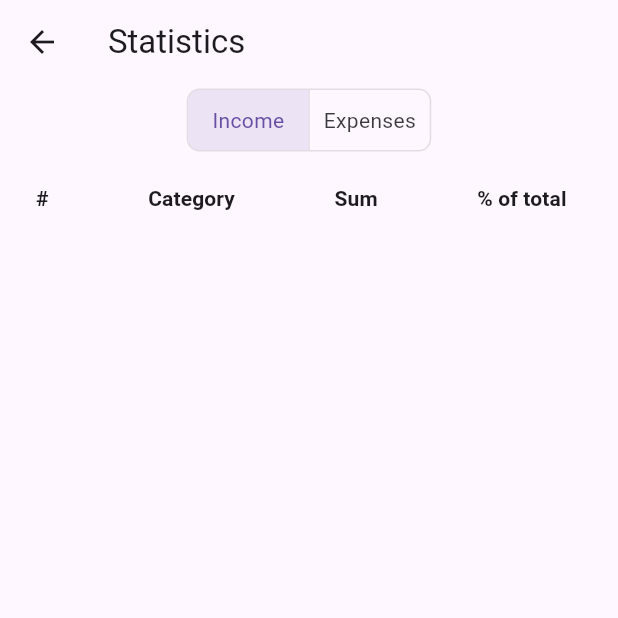
After one commit to sneaktricks/personal_finance_tracker, a Flutter app: the screen it shows after launch, item 4 of the bottom bar chosen, after a tap on "Expenses", on a phone screen of 412 x 824 dp, the top half of it. The commit adds this screen. Run offline on Flutter 3.47's test engine with Material 3 defaults, Android fonts, the phone set to English and light mode, and no system bars; our stand-ins replace flutter_form_builder, form_builder_validators, get, hive_ce_flutter; accounts and stored records are empty; generated files the repository leaves out were written again.

Commit message:
Implement statistics view

```diff
--- a/lib/src/app.dart
+++ b/lib/src/app.dart
@@ -7,6 +7,7 @@ import 'package:personal_finance_tracker/src/pages/add_expense_page.dart';
 import 'package:personal_finance_tracker/src/pages/add_income_page.dart';
 import 'package:personal_finance_tracker/src/pages/home_page.dart';
 import 'package:personal_finance_tracker/src/pages/page_base.dart';
+import 'package:personal_finance_tracker/src/pages/statistics_page.dart';
 import 'package:personal_finance_tracker/src/pages/transaction_page.dart';
 import 'package:personal_finance_tracker/src/pages/transactions_page.dart';
 
@@ -58,6 +59,7 @@ class MyApp extends StatelessWidget {
         GetPage(name: "/add-entry/expense", page: () => AddExpensePage()),
         GetPage(name: "/transactions", page: () => TransactionsPage()),
         GetPage(name: "/transactions/:id", page: () => TransactionPage()),
+        GetPage(name: "/statistics", page: () => StatisticsPage()),
       ],
 
       // builder: (context, child) {
--- a/lib/src/controllers/entry_controller.dart
+++ b/lib/src/controllers/entry_controller.dart
@@ -1,3 +1,4 @@
+import 'package:collection/collection.dart';
 import 'package:get/get.dart';
 import 'package:personal_finance_tracker/src/models/models.dart';
 import 'package:personal_finance_tracker/src/services/services.dart';
@@ -59,4 +60,16 @@ class EntryController {
 
     return filteredEntries.toList();
   }
+
+  Map<String, BigInt> incomeByCategory() {
+    final grouped = groupBy(incomeEntries, (e) => e.category);
+    return grouped
+        .map((k, v) => MapEntry(k, v.fold(BigInt.zero, (a, b) => a + b.value)));
+  }
+
+  Map<String, BigInt> expenseByCategory() {
+    final grouped = groupBy(expenseEntries, (e) => e.category);
+    return grouped
+        .map((k, v) => MapEntry(k, v.fold(BigInt.zero, (a, b) => a + b.value)));
+  }
 }
--- a/lib/src/controllers/navigation_controller.dart
+++ b/lib/src/controllers/navigation_controller.dart
@@ -7,7 +7,8 @@ class NavigationController extends GetxController {
     "/",
     "/add-entry",
     "/transactions",
-    "/transactions/:id"
+    "/statistics",
+    "/transactions/:id",
   ];
 
   NavigationController();
--- /dev/null
+++ b/lib/src/pages/statistics_page.dart
@@ -0,0 +1,53 @@
+import 'package:flutter/material.dart';
+import 'package:get/get.dart';
+import 'package:personal_finance_tracker/src/controllers/navigation_controller.dart';
+import 'package:personal_finance_tracker/src/widgets/expense_table.dart';
+import 'package:personal_finance_tracker/src/widgets/income_table.dart';
+import 'package:personal_finance_tracker/src/widgets/navigation_bar.dart';
+
+class StatisticsPage extends StatelessWidget {
+  StatisticsPage({super.key});
+
+  final navigationController = Get.find<NavigationController>();
+  final RxList<bool> selectedTab = [true, false].obs;
+
+  @override
+  Widget build(BuildContext context) {
+    return Scaffold(
+      body: Center(
+        child: Column(
+          crossAxisAlignment: CrossAxisAlignment.stretch,
+          children: [
+            Obx(
+              () => Center(
+                child: ToggleButtons(
+                  borderRadius: const BorderRadius.all(Radius.circular(8)),
+                  constraints: const BoxConstraints(
+                    minWidth: 80.0,
+                    minHeight: 40.0,
+                  ),
+                  onPressed: (i) => selectedTab.value = [i == 0, i != 0],
+                  isSelected: selectedTab,
+                  children: const [
+                    Text("Income"),
+                    Text("Expenses"),
+                  ],
+                ),
+              ),
+            ),
+            Obx(() => selectedTab.first ? IncomeTable() : ExpenseTable()),
+          ],
+        ),
+      ),
+      appBar: AppBar(
+        leading: IconButton(
+          icon: const Icon(Icons.arrow_back),
+          onPressed: () => Get.back(),
+          tooltip: "Back",
+        ),
+        title: const Text("Statistics"),
+      ),
+      bottomNavigationBar: NavBar(),
+    );
+  }
+}
--- a/lib/src/pages/transaction_page.dart
+++ b/lib/src/pages/transaction_page.dart
@@ -1,6 +1,7 @@
 import 'package:flutter/material.dart';
 import 'package:get/get.dart';
 import 'package:personal_finance_tracker/src/controllers/entry_controller.dart';
+import 'package:personal_finance_tracker/src/models/models.dart';
 import 'package:personal_finance_tracker/src/utils/categoryid_to_text.dart';
 import 'package:personal_finance_tracker/src/utils/formatters.dart';
 import 'package:personal_finance_tracker/src/widgets/navigation_bar.dart';
@@ -15,16 +16,21 @@ class TransactionPage extends StatelessWidget {
     final id = Get.parameters["id"];
     final entry = entryController.findById(id!)!;
 
+    final isIncome = entry is IncomeEntry;
+
     return Scaffold(
       body: ListView(
         children: [
           ListTile(
-            title: const Text("ID"),
-            subtitle: Text(entry.id),
+            title: const Text("Value"),
+            subtitle: Text(currencyFormat.format(entry.value.toDouble() / 100)),
           ),
           ListTile(
-            title: const Text("Value"),
-            subtitle: Text(currencyFormat.format(entry.value.toDouble() / 100)),
+            title: Text("% of Total ${isIncome ? 'Income' : 'Expenses'}"),
+            subtitle: Text(percentageFormat.format(entry.value.toDouble() /
+                (isIncome
+                    ? entryController.incomeSum.toDouble()
+                    : entryController.expenseSum.toDouble()))),
           ),
           ListTile(
             title: const Text("Date"),
--- a/lib/src/utils/formatters.dart
+++ b/lib/src/utils/formatters.dart
@@ -1,5 +1,7 @@
 import 'package:intl/intl.dart';
 
+final NumberFormat percentageFormat =
+    NumberFormat.decimalPercentPattern(decimalDigits: 2);
 final NumberFormat currencyFormat = NumberFormat.simpleCurrency();
 final NumberFormat compactCurrencyFormat = NumberFormat.compactCurrency();
 
--- /dev/null
+++ b/lib/src/widgets/expense_table.dart
@@ -0,0 +1,75 @@
+import 'package:collection/collection.dart';
+import 'package:flutter/material.dart';
+import 'package:get/get.dart';
+import 'package:personal_finance_tracker/src/controllers/entry_controller.dart';
+import 'package:personal_finance_tracker/src/utils/categoryid_to_text.dart';
+import 'package:personal_finance_tracker/src/utils/formatters.dart';
+
+class ExpenseTable extends StatelessWidget {
+  ExpenseTable({super.key});
+
+  final entryController = Get.find<EntryController>();
+
+  @override
+  Widget build(BuildContext context) {
+    final expenseSum = entryController.expenseSum.toDouble();
+
+    return DataTable(
+      columns: const [
+        DataColumn(
+          label: Expanded(
+            child: Text(
+              "#",
+              style: TextStyle(fontWeight: FontWeight.bold),
+            ),
+          ),
+        ),
+        DataColumn(
+          label: Expanded(
+            child: Text(
+              "Category",
+              style: TextStyle(fontWeight: FontWeight.bold),
+            ),
+          ),
+        ),
+        DataColumn(
+          label: Expanded(
+            child: Text(
+              "Sum",
+              style: TextStyle(fontWeight: FontWeight.bold),
+            ),
+          ),
+        ),
+        DataColumn(
+          label: Expanded(
+            child: Text(
+              "% of total",
+              style: TextStyle(fontWeight: FontWeight.bold),
+            ),
+          ),
+        ),
+      ],
+      rows: entryController
+          .expenseByCategory()
+          .entries
+          .sortedBy((e) => -e.value)
+          .mapIndexed((index, element) {
+        return DataRow(cells: [
+          DataCell(Text((index + 1).toString())),
+          DataCell(Text.rich(
+            TextSpan(children: [
+              WidgetSpan(
+                alignment: PlaceholderAlignment.middle,
+                child: Icon(categoryIdToIcon[element.key]),
+              ),
+              TextSpan(text: categoryIdToName[element.key] ?? "Unknown"),
+            ]),
+          )),
+          DataCell(Text(currencyFormat.format(element.value.toDouble() / 100))),
+          DataCell(Text(
+              percentageFormat.format(element.value.toDouble() / expenseSum))),
+        ]);
+      }).toList(),
+    );
+  }
+}
--- /dev/null
+++ b/lib/src/widgets/income_table.dart
@@ -0,0 +1,75 @@
+import 'package:collection/collection.dart';
+import 'package:flutter/material.dart';
+import 'package:get/get.dart';
+import 'package:personal_finance_tracker/src/controllers/entry_controller.dart';
+import 'package:personal_finance_tracker/src/utils/categoryid_to_text.dart';
+import 'package:personal_finance_tracker/src/utils/formatters.dart';
+
+class IncomeTable extends StatelessWidget {
+  IncomeTable({super.key});
+
+  final entryController = Get.find<EntryController>();
+
+  @override
+  Widget build(BuildContext context) {
+    final incomeSum = entryController.incomeSum.toDouble();
+
+    return DataTable(
+      columns: const [
+        DataColumn(
+          label: Expanded(
+            child: Text(
+              "#",
+              style: TextStyle(fontWeight: FontWeight.bold),
+            ),
+          ),
+        ),
+        DataColumn(
+          label: Expanded(
+            child: Text(
+              "Category",
+              style: TextStyle(fontWeight: FontWeight.bold),
+            ),
+          ),
+        ),
+        DataColumn(
+          label: Expanded(
+            child: Text(
+              "Sum",
+              style: TextStyle(fontWeight: FontWeight.bold),
+            ),
+          ),
+        ),
+        DataColumn(
+          label: Expanded(
+            child: Text(
+              "% of total",
+              style: TextStyle(fontWeight: FontWeight.bold),
+            ),
+          ),
+        ),
+      ],
+      rows: entryController
+          .incomeByCategory()
+          .entries
+          .sortedBy((e) => -e.value)
+          .mapIndexed((index, element) {
+        return DataRow(cells: [
+          DataCell(Text((index + 1).toString())),
+          DataCell(Text.rich(
+            TextSpan(children: [
+              WidgetSpan(
+                alignment: PlaceholderAlignment.middle,
+                child: Icon(categoryIdToIcon[element.key]),
+              ),
+              TextSpan(text: categoryIdToName[element.key] ?? "Unknown"),
+            ]),
+          )),
+          DataCell(Text(currencyFormat.format(element.value.toDouble() / 100))),
+          DataCell(Text(
+              percentageFormat.format(element.value.toDouble() / incomeSum))),
+        ]);
+      }).toList(),
+    );
+  }
+}
--- a/lib/src/widgets/navigation_bar.dart
+++ b/lib/src/widgets/navigation_bar.dart
@@ -15,6 +15,8 @@ class NavBar extends StatelessWidget {
         BottomNavigationBarItem(
             icon: Icon(Icons.attach_money), label: "Add Entry"),
         BottomNavigationBarItem(icon: Icon(Icons.list), label: "Transactions"),
+        BottomNavigationBarItem(
+            icon: Icon(Icons.bar_chart_outlined), label: "Statistics"),
       ],
       currentIndex: navigationController.tabIndex.value,
       onTap: (i) => navigationController.setTabIndex(i),
--- a/pubspec.yaml
+++ b/pubspec.yaml
@@ -22,6 +22,8 @@ dependencies:
   form_builder_validators: 11.0.0
   intl: ^0.19.0
   uuid: ^4.4.2
+  fl_chart: ^0.69.0
+  collection: ^1.18.0
 
 dev_dependencies:
   flutter_test:
```
Also changed, not shown: pubspec.lock.
